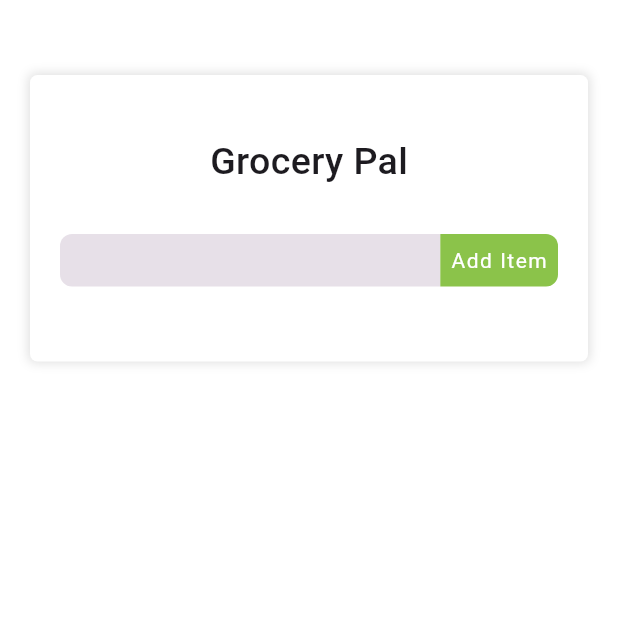
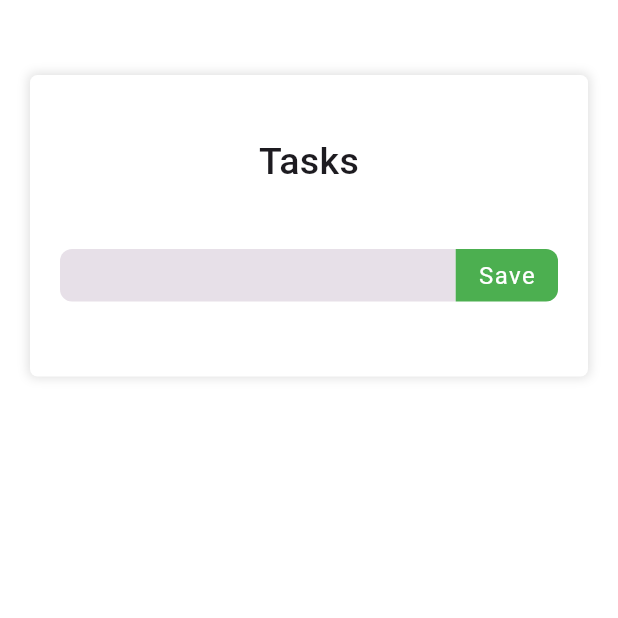
Before and after one commit to Jhay4Julian/grocery_pal, a Flutter app: the screen it shows after launch, on a phone screen of 412 x 824 dp, the top half of it. Run offline on Flutter 3.47's test engine with Material 2 defaults, Android fonts, the light colour scheme and no system bars.

Commit message:
Changed header and button texts. Added scroll view.

```diff
--- a/lib/grocery_page.dart
+++ b/lib/grocery_page.dart
@@ -62,11 +62,12 @@ class _GroceryPageState extends State<GroceryPage> {
     return Scaffold(
       backgroundColor: Colors.white,
       body: SafeArea(
+        child: SingleChildScrollView(
           child: Column(
             children: [
-            const SizedBox(height: 30),
               Padding(
-              padding: const EdgeInsets.all(20),
+                padding:
+                    const EdgeInsets.symmetric(horizontal: 20, vertical: 50),
                 child: Container(
                   decoration: BoxDecoration(
                     color: Colors.white,
@@ -85,11 +86,11 @@ class _GroceryPageState extends State<GroceryPage> {
                       children: [
                         const SizedBox(height: 20),
                         const Text(
-                        'Grocery Pal',
+                          'Tasks',
                           style: TextStyle(
                               fontSize: 25, fontWeight: FontWeight.w500),
                         ),
-                      const SizedBox(height: 30),
+                        const SizedBox(height: 40),
                         SizedBox(
                           height: 35,
                           child: Row(
@@ -120,20 +121,22 @@ class _GroceryPageState extends State<GroceryPage> {
                               InkWell(
                                 onTap: _addItem,
                                 child: Container(
-                                padding:
-                                    const EdgeInsets.symmetric(horizontal: 7),
+                                  padding: const EdgeInsets.symmetric(
+                                      horizontal: 15),
                                   decoration: const BoxDecoration(
-                                    color: Colors.lightGreen,
+                                    color: Colors.green,
                                     borderRadius: BorderRadius.only(
                                       topRight: Radius.circular(8),
-                                        bottomRight: Radius.circular(8))),
+                                      bottomRight: Radius.circular(8),
+                                    ),
+                                  ),
                                   child: const Center(
                                     child: Text(
-                                    'Add Item',
+                                      'Save',
                                       style: TextStyle(
                                         color: Colors.white,
                                         letterSpacing: 1,
-                                      fontSize: 14,
+                                        fontSize: 16,
                                         fontWeight: FontWeight.w400,
                                       ),
                                     ),
@@ -162,6 +165,7 @@ class _GroceryPageState extends State<GroceryPage> {
             ],
           ),
         ),
+      ),
     );
   }
 }
```
Lines whose indentation alone changed are shown as unchanged.
